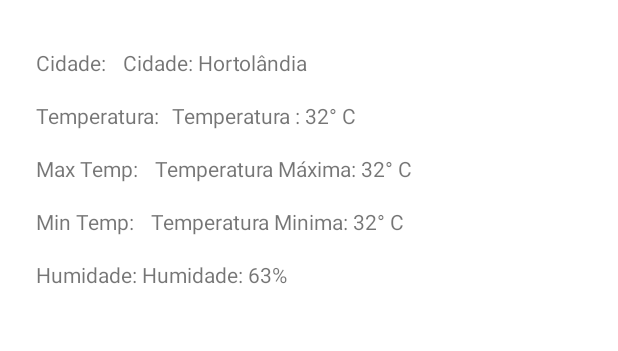
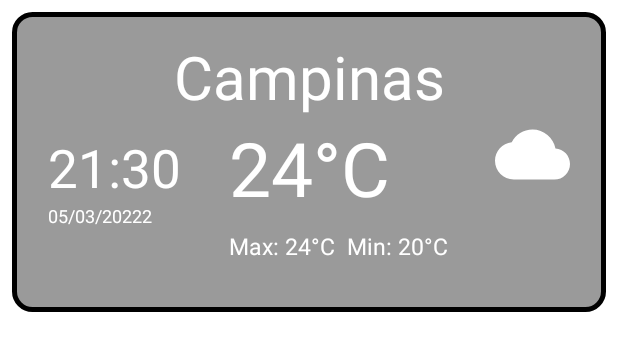
Before and after one commit to robsondmf1234/PrevisaoTempo, an Android app: the layout layout_success.xml on its own in the app's theme, with its tools: preview values and no code run, on a phone screen of 412 x 824 dp. Shown: the top 351 px of the screen. Run offline under Robolectric (Android 15) with nearby library versions, the phone set to English and light mode, and no system bars; network calls fail.

Commit message:
Adicionado melhorias no layout

```diff
--- a/app/src/main/java/com/example/previsodotempo/MainActivity.kt
+++ b/app/src/main/java/com/example/previsodotempo/MainActivity.kt
@@ -7,10 +7,7 @@ import androidx.core.view.isVisible
 import androidx.lifecycle.Observer
 import androidx.lifecycle.ViewModelProvider
 import com.example.previsodotempo.databinding.ActivityMainBinding
-import com.example.previsodotempo.extensions.converter
-import com.example.previsodotempo.extensions.formaterToString
-import com.example.previsodotempo.extensions.formaterToStringPercenatge
-import com.example.previsodotempo.extensions.hideKeyboard
+import com.example.previsodotempo.extensions.*
 
 const val TAG = "Response"
 
@@ -56,10 +53,10 @@ class MainActivity : AppCompatActivity() {
                 val humidityInt = converter(humidityDouble)
 
                 binding.success.txtCityName.text = response.body()?.name
-                binding.success.txtActualTemperature.text = formaterToString(tempInt)
-                binding.success.txtMaxTemperature.text = formaterToString(tempMaxInt)
-                binding.success.txtMinTemperature.text = formaterToString(tempMinInt)
-                binding.success.txtHumidity.text = formaterToStringPercenatge(humidityInt)
+                binding.success.txtTemp.text = formaterTempToString(tempInt)
+                binding.success.txtMaxTemp.text = formaterMaxTempToString(tempMaxInt)
+                binding.success.txtMinTemp.text = formaterMinTempToString(tempMinInt)
+                // binding.success.txtHumidity.text = formaterToStringPercenatge(humidityInt)
 
             } else {
                 setErrorLayout(true)
@@ -70,16 +67,19 @@ class MainActivity : AppCompatActivity() {
     private fun setLoadingLayout(visibility: Boolean) {
         binding.loading.root.isVisible = visibility
         binding.success.root.isVisible = !visibility
+        binding.backgroundSuccess.isVisible = !visibility
         binding.error.root.isVisible = !visibility
     }
 
     private fun setErrorLayout(visibility: Boolean) {
         binding.loading.root.isVisible = !visibility
         binding.success.root.isVisible = !visibility
+        binding.backgroundSuccess.isVisible = !visibility
         binding.error.root.isVisible = visibility
     }
 
     private fun setLayoutSuccess(visibility: Boolean) {
+        binding.backgroundSuccess.isVisible = visibility
         binding.success.root.isVisible = visibility
         binding.loading.root.isVisible = !visibility
         binding.error.root.isVisible = !visibility
--- a/app/src/main/java/com/example/previsodotempo/extensions/Extensions.kt
+++ b/app/src/main/java/com/example/previsodotempo/extensions/Extensions.kt
@@ -19,6 +19,8 @@ fun Context.hideKeyboard(view: View) {
 
 fun converter(tempDouble: Double?) = tempDouble?.roundToInt()
 
-fun formaterToString(tempInt: Int?) = tempInt.toString() + "° C"
+fun formaterTempToString(tempInt: Int?) = tempInt.toString() + "° C"
+fun formaterMaxTempToString(tempInt: Int?) = "Max: " + tempInt.toString() + "º C"
+fun formaterMinTempToString(tempInt: Int?) = "Min: " + tempInt.toString() + "º C"
 
 fun formaterToStringPercenatge(tempInt: Int?) = tempInt.toString() + "%"
--- /dev/null
+++ b/app/src/main/res/drawable/bg_rounded.xml
@@ -0,0 +1,20 @@
+<?xml version="1.0" encoding="UTF-8"?>
+<shape xmlns:android="http://schemas.android.com/apk/res/android">
+    <solid android:color="#80363636" />
+
+    <stroke
+        android:width="3dp"
+        android:color="#000000" />
+
+    <padding
+        android:bottom="8dp"
+        android:left="8dp"
+        android:right="8dp"
+        android:top="8dp" />
+
+    <corners
+        android:bottomLeftRadius="12dp"
+        android:bottomRightRadius="12dp"
+        android:topLeftRadius="12dp"
+        android:topRightRadius="12dp" />
+</shape>
--- /dev/null
+++ b/app/src/main/res/drawable/ic_baseline_cloud_24.xml
@@ -0,0 +1,5 @@
+<vector android:height="24dp" android:tint="#FFFFFF"
+    android:viewportHeight="24" android:viewportWidth="24"
+    android:width="24dp" xmlns:android="http://schemas.android.com/apk/res/android">
+    <path android:fillColor="@android:color/white" android:pathData="M19.35,10.04C18.67,6.59 15.64,4 12,4 9.11,4 6.6,5.64 5.35,8.04 2.34,8.36 0,10.91 0,14c0,3.31 2.69,6 6,6h13c2.76,0 5,-2.24 5,-5 0,-2.64 -2.05,-4.78 -4.65,-4.96z"/>
+</vector>
--- a/app/src/main/res/layout/activity_main.xml
+++ b/app/src/main/res/layout/activity_main.xml
@@ -5,6 +5,14 @@
     android:layout_width="match_parent"
     android:layout_height="match_parent"
     tools:context=".MainActivity">
+
+    <ImageView
+        android:id="@+id/background_success"
+        android:layout_width="match_parent"
+        android:layout_height="match_parent"
+        android:scaleType="centerCrop"
+        android:src="@drawable/nuvem"
+        android:visibility="invisible" />
 
     <EditText
         android:id="@+id/edtCityName"
--- a/app/src/main/res/layout/layout_success.xml
+++ b/app/src/main/res/layout/layout_success.xml
@@ -3,8 +3,109 @@
     xmlns:app="http://schemas.android.com/apk/res-auto"
     xmlns:tools="http://schemas.android.com/tools"
     android:layout_width="match_parent"
-    android:layout_height="match_parent"
-    android:padding="16dp">
+    android:layout_height="match_parent">
+
+    <!--    <ImageView
+            android:layout_width="match_parent"
+            android:layout_height="match_parent"
+            android:scaleType="centerCrop"
+            android:src="@drawable/nuvem" />-->
+
+    <androidx.constraintlayout.widget.ConstraintLayout
+        android:id="@+id/container1"
+        android:layout_width="match_parent"
+        android:layout_height="200dp"
+        android:layout_margin="8dp"
+        android:background="@drawable/bg_rounded"
+        app:layout_constraintEnd_toEndOf="parent"
+        app:layout_constraintStart_toStartOf="parent"
+        app:layout_constraintTop_toTopOf="parent">
+
+        <TextView
+            android:id="@+id/txtCityName"
+            android:layout_width="wrap_content"
+            android:layout_height="wrap_content"
+            android:layout_marginTop="8dp"
+            android:gravity="center"
+            android:textColor="@color/white"
+            android:textSize="40sp"
+            app:layout_constraintEnd_toEndOf="parent"
+            app:layout_constraintStart_toStartOf="parent"
+            app:layout_constraintTop_toTopOf="parent"
+            tools:text="Campinas" />
+
+        <TextView
+            android:id="@+id/txtTemp"
+            android:layout_width="wrap_content"
+            android:layout_height="wrap_content"
+            android:textColor="@color/white"
+            android:textSize="50sp"
+            app:layout_constraintEnd_toEndOf="@id/txtCityName"
+            app:layout_constraintStart_toStartOf="@id/txtCityName"
+            app:layout_constraintTop_toBottomOf="@id/txtCityName"
+            tools:text="24°C" />
+
+        <TextView
+            android:id="@+id/txtHorario"
+            android:layout_width="wrap_content"
+            android:layout_height="wrap_content"
+            android:text="21:30"
+            android:textColor="@color/white"
+            android:textSize="35sp"
+            android:layout_marginStart="16dp"
+            app:layout_constraintStart_toStartOf="parent"
+            app:layout_constraintBottom_toBottomOf="@+id/txtTemp"
+            app:layout_constraintTop_toBottomOf="@+id/txtCityName"
+            tools:layout_editor_absoluteX="8dp"
+            tools:text="21:30" />
+
+        <TextView
+            android:id="@+id/txtData"
+            android:layout_width="wrap_content"
+            android:layout_height="wrap_content"
+            android:layout_marginStart="16dp"
+            android:text="05/03/20222"
+            android:textColor="@color/white"
+            android:textSize="12sp"
+            app:layout_constraintStart_toStartOf="parent"
+            app:layout_constraintTop_toBottomOf="@+id/txtHorario"
+            tools:text="05/03/20222" />
+
+        <TextView
+            android:id="@+id/txtMaxTemp"
+            android:layout_width="wrap_content"
+            android:layout_height="wrap_content"
+            android:layout_marginTop="8dp"
+            android:textColor="@color/white"
+            android:textSize="15sp"
+            app:layout_constraintStart_toStartOf="@id/txtTemp"
+            app:layout_constraintTop_toBottomOf="@id/txtTemp"
+            tools:text="Max: 24°C" />
+
+        <TextView
+            android:id="@+id/txtMinTemp"
+            android:layout_width="wrap_content"
+            android:layout_height="wrap_content"
+            android:layout_marginStart="8dp"
+            android:layout_marginTop="8dp"
+            android:textColor="@color/white"
+            android:textSize="15sp"
+            app:layout_constraintStart_toEndOf="@id/txtMaxTemp"
+            app:layout_constraintTop_toBottomOf="@id/txtTemp"
+            tools:text="Min: 20°C" />
+
+        <ImageView
+            android:id="@+id/imageIcon"
+            android:layout_width="50dp"
+            android:layout_height="50dp"
+            android:layout_marginEnd="16dp"
+            android:src="@drawable/ic_baseline_cloud_24"
+            app:layout_constraintEnd_toEndOf="parent"
+            app:layout_constraintTop_toTopOf="@id/txtTemp" />
+    </androidx.constraintlayout.widget.ConstraintLayout>
+
+
+    <!--
 
     <TextView
         android:id="@+id/txtCity"
@@ -44,8 +145,8 @@
         android:layout_width="0dp"
         android:layout_height="wrap_content"
         android:layout_marginStart="8dp"
+        app:layout_constraintBottom_toBottomOf="@id/txtActualTemp"
         app:layout_constraintEnd_toEndOf="parent"
-        app:layout_constraintBottom_toBottomOf="@id/txtActualTemp"
         app:layout_constraintStart_toEndOf="@id/txtActualTemp"
         app:layout_constraintTop_toTopOf="@id/txtActualTemp"
         tools:text="Temperatura : 32° C" />
@@ -113,5 +214,5 @@
         app:layout_constraintTop_toBottomOf="@id/txtMinTemperature"
         tools:text="Humidade: 63%" />
 
-
+    !-->
 </androidx.constraintlayout.widget.ConstraintLayout>
```
Also changed, not shown: app/src/main/res/drawable-v24/dedo.png (added), app/src/main/res/drawable-v24/nuvem2.png (added), app/src/main/res/drawable-v24/nuvemimagem.png (added), 1 other file.
